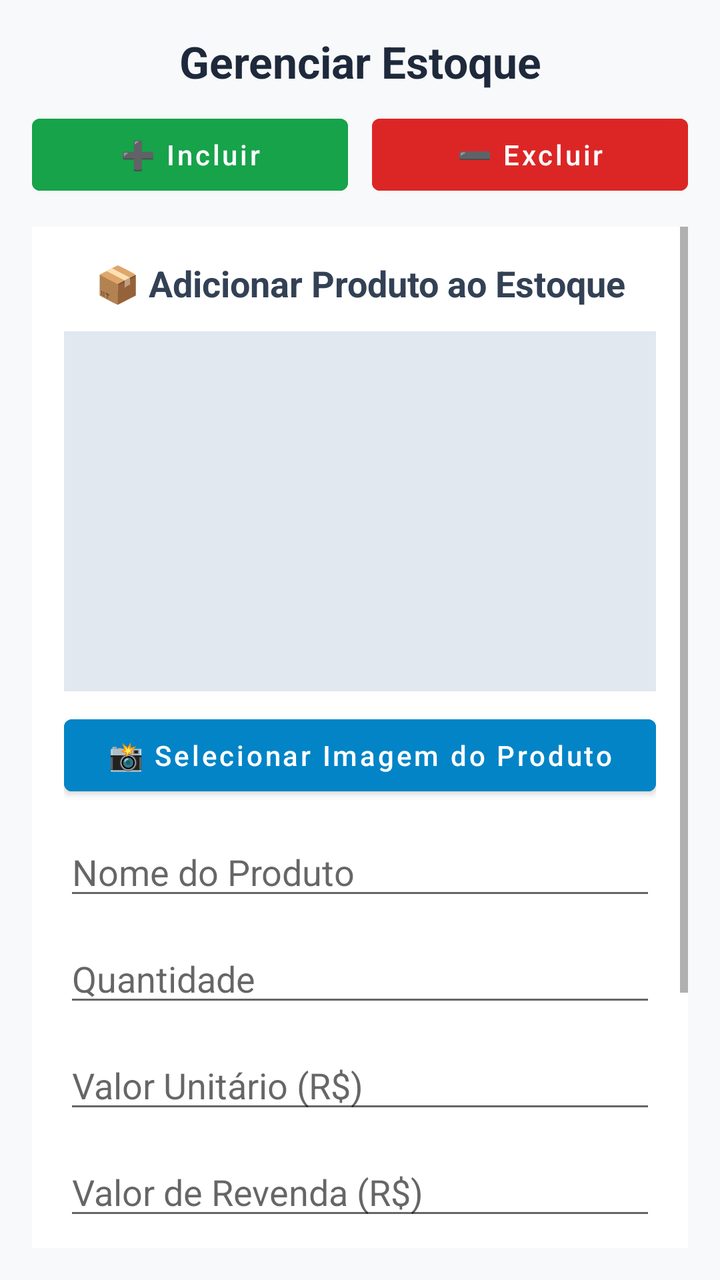
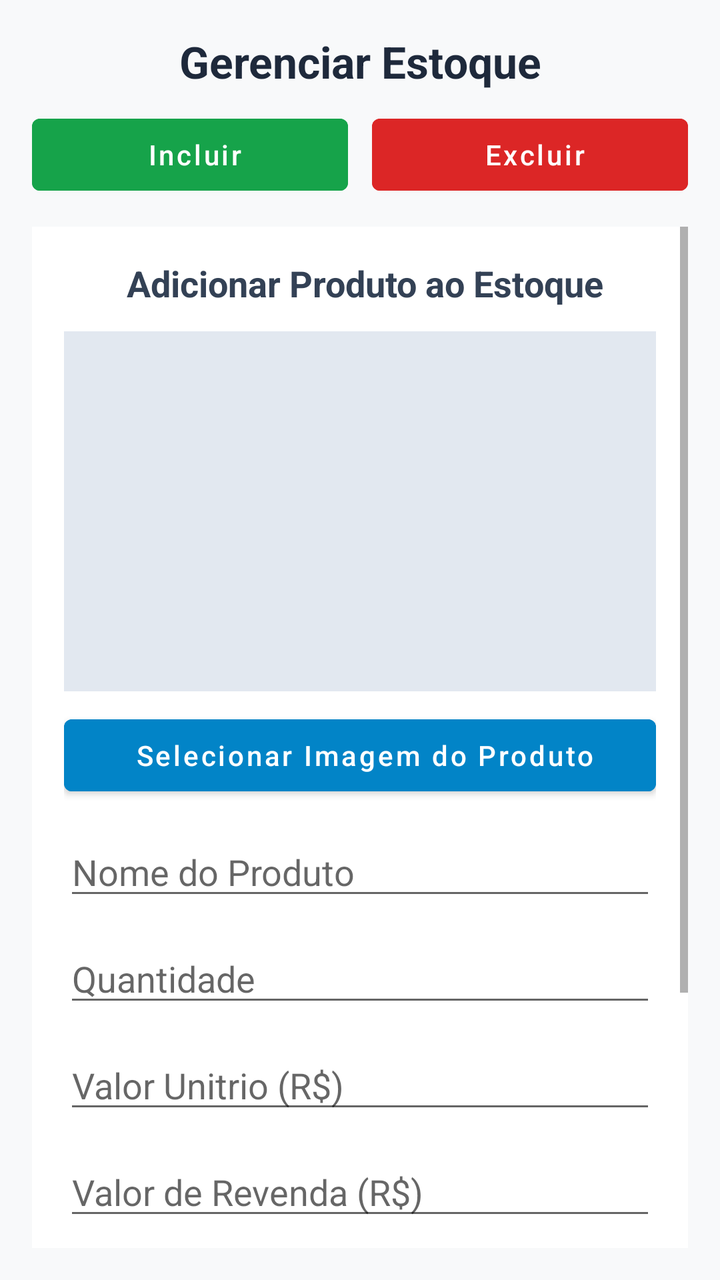

Screens rendered from an Android XML layout before and after an edit, with the pre-edit source and the edit as a unified diff.
<!-- AndroidManifest.xml: application theme Theme.COISABOA -->
<!-- res/layout/activity_gerenciar.xml -->
<?xml version="1.0" encoding="utf-8"?>
<LinearLayout xmlns:android="http://schemas.android.com/apk/res/android"
    android:id="@+id/rootGerenciar"
    android:layout_width="match_parent"
    android:layout_height="match_parent"
    android:orientation="vertical"
    android:background="#F8F9FA"
    android:padding="16dp">

    
    <TextView
        android:id="@+id/tvTitulo"
        android:layout_width="match_parent"
        android:layout_height="wrap_content"
        android:text="Gerenciar Estoque"
        android:textSize="22sp"
        android:textStyle="bold"
        android:textColor="#1E293B"
        android:gravity="center"
        android:paddingBottom="8dp" />

    
    <LinearLayout
        android:id="@+id/layoutModo"
        android:layout_width="match_parent"
        android:layout_height="wrap_content"
        android:orientation="horizontal"
        android:gravity="center"
        android:layout_marginBottom="12dp">

        <Button
            android:id="@+id/btnModoIncluir"
            android:layout_width="0dp"
            android:layout_height="wrap_content"
            android:layout_weight="1"
            android:text="➕ Incluir"
            android:textAllCaps="false"
            android:backgroundTint="#16A34A"
            android:textColor="#FFFFFF" />

        <Space
            android:layout_width="12dp"
            android:layout_height="wrap_content" />

        <Button
            android:id="@+id/btnModoExcluir"
            android:layout_width="0dp"
            android:layout_height="wrap_content"
            android:layout_weight="1"
            android:text="➖ Excluir"
            android:textAllCaps="false"
            android:backgroundTint="#DC2626"
            android:textColor="#FFFFFF" />
    </LinearLayout>

    
    <ScrollView
        android:id="@+id/scrollConteudo"
        android:layout_width="match_parent"
        android:layout_height="match_parent"
        android:fillViewport="true">

        <LinearLayout
            android:id="@+id/layoutDinamico"
            android:layout_width="match_parent"
            android:layout_height="wrap_content"
            android:orientation="vertical"
            android:padding="16dp"
            android:background="#FFFFFF"
            android:elevation="3dp"
            android:clipToPadding="false">

            
            <LinearLayout
                android:id="@+id/boxIncluir"
                android:layout_width="match_parent"
                android:layout_height="wrap_content"
                android:orientation="vertical">

                <TextView
                    android:layout_width="match_parent"
                    android:layout_height="wrap_content"
                    android:text="📦 Adicionar Produto ao Estoque"
                    android:textSize="18sp"
                    android:textStyle="bold"
                    android:textColor="#334155"
                    android:gravity="center_horizontal"
                    android:paddingBottom="12dp" />

                
                <ImageView
                    android:id="@+id/imgProduto"
                    android:layout_width="match_parent"
                    android:layout_height="180dp"
                    android:background="#E2E8F0"
                    android:scaleType="centerCrop"
                    android:contentDescription="Imagem do produto"
                    android:layout_marginBottom="8dp" />

                <Button
                    android:id="@+id/btnSelecionarImagemProduto"
                    android:layout_width="match_parent"
                    android:layout_height="wrap_content"
                    android:text="📸 Selecionar Imagem do Produto"
                    android:textAllCaps="false"
                    android:backgroundTint="#0284C7"
                    android:textColor="#FFFFFF" />

                
                <EditText
                    android:id="@+id/etNomeProduto"
                    android:layout_width="match_parent"
                    android:layout_height="wrap_content"
                    android:hint="Nome do Produto"
                    android:inputType="textCapWords"
                    android:layout_marginTop="12dp" />

                <EditText
                    android:id="@+id/etQuantidade"
                    android:layout_width="match_parent"
                    android:layout_height="wrap_content"
                    android:hint="Quantidade"
                    android:inputType="number"
                    android:layout_marginTop="12dp" />

                <EditText
                    android:id="@+id/etValorCusto"
                    android:layout_width="match_parent"
                    android:layout_height="wrap_content"
                    android:hint="Valor Unitário (R$)"
                    android:inputType="numberDecimal"
                    android:layout_marginTop="12dp" />

                <EditText
                    android:id="@+id/etValorRevenda"
                    android:layout_width="match_parent"
                    android:layout_height="wrap_content"
                    android:hint="Valor de Revenda (R$)"
                    android:inputType="numberDecimal"
                    android:layout_marginTop="12dp" />

                <EditText
                    android:id="@+id/etObsIncluir"
                    android:layout_width="match_parent"
                    android:layout_height="wrap_content"
                    android:hint="Observações"
                    android:inputType="textMultiLine"
                    android:minLines="3"
                    android:gravity="top"
                    android:layout_marginTop="12dp" />
            </LinearLayout>

            
            <LinearLayout
                android:id="@+id/boxExcluir"
                android:layout_width="match_parent"
                android:layout_height="wrap_content"
                android:orientation="vertical"
                android:visibility="gone">

                <TextView
                    android:layout_width="match_parent"
                    android:layout_height="wrap_content"
                    android:text="🗑️ Remover Produto do Estoque"
                    android:textSize="18sp"
                    android:textStyle="bold"
                    android:textColor="#991B1B"
                    android:gravity="center_horizontal"
                    android:paddingBottom="12dp" />

                <Button
                    android:id="@+id/btnSelecionarProduto"
                    android:layout_width="match_parent"
                    android:layout_height="wrap_content"
                    android:text="🔍 Selecionar Produto"
                    android:textAllCaps="false"
                    android:backgroundTint="#F97316"
                    android:textColor="#FFFFFF" />

                <ImageView
                    android:id="@+id/imgProdutoExcluir"
                    android:layout_width="match_parent"
                    android:layout_height="180dp"
                    android:background="#E2E8F0"
                    android:scaleType="centerCrop"
                    android:contentDescription="Imagem do produto"
                    android:layout_marginTop="12dp" />

                
                <TextView
                    android:id="@+id/tvEstoqueAtual"
                    android:layout_width="match_parent"
                    android:layout_height="wrap_content"
                    android:text="Estoque atual: —"
                    android:textSize="16sp"
                    android:textColor="#334155"
                    android:paddingTop="8dp"
                    android:paddingBottom="4dp"
                    android:gravity="center_horizontal" />

                <EditText
                    android:id="@+id/etQtdExcluir"
                    android:layout_width="match_parent"
                    android:layout_height="wrap_content"
                    android:hint="Quantidade a remover"
                    android:inputType="number"
                    android:layout_marginTop="12dp" />

                <EditText
                    android:id="@+id/etObsExcluir"
                    android:layout_width="match_parent"
                    android:layout_height="wrap_content"
                    android:hint="Motivo / Observações"
                    android:inputType="textMultiLine"
                    android:minLines="3"
                    android:gravity="top"
                    android:layout_marginTop="12dp" />
            </LinearLayout>

            
            <Button
                android:id="@+id/btnAcaoPrincipal"
                android:layout_width="match_parent"
                android:layout_height="wrap_content"
                android:text="💾 Adicionar ao Estoque"
                android:textAllCaps="false"
                android:backgroundTint="#16A34A"
                android:textColor="#FFFFFF"
                android:layout_marginTop="20dp" />
        </LinearLayout>
    </ScrollView>
</LinearLayout>
<!-- resources referenced by this layout -->
<resources>
  <style name="Theme.COISABOA" parent="Theme.MaterialComponents.DayNight.NoActionBar">
          <item name="colorPrimary">@color/purple_500</item>
          <item name="colorPrimaryVariant">@color/purple_700</item>
          <item name="colorSecondary">@color/teal_200</item>
          <item name="android:statusBarColor" tools:targetApi="l">?attr/colorPrimaryVariant</item>
      </style>
  <color name="purple_500">#6200EE</color>
  <color name="purple_700">#3700B3</color>
  <color name="teal_200">#03DAC5</color>
</resources>

<!-- the commit's change to res/layout/activity_gerenciar.xml (unified diff, before → after) -->
@@ -33,7 +33,7 @@
             android:layout_width="0dp"
             android:layout_height="wrap_content"
             android:layout_weight="1"
-            android:text="➕ Incluir"
+            android:text=" Incluir"
             android:textAllCaps="false"
             android:backgroundTint="#16A34A"
             android:textColor="#FFFFFF" />
@@ -47,7 +47,7 @@
             android:layout_width="0dp"
             android:layout_height="wrap_content"
             android:layout_weight="1"
-            android:text="➖ Excluir"
+            android:text=" Excluir"
             android:textAllCaps="false"
             android:backgroundTint="#DC2626"
             android:textColor="#FFFFFF" />
@@ -80,7 +80,7 @@
                 <TextView
                     android:layout_width="match_parent"
                     android:layout_height="wrap_content"
-                    android:text="📦 Adicionar Produto ao Estoque"
+                    android:text=" Adicionar Produto ao Estoque"
                     android:textSize="18sp"
                     android:textStyle="bold"
                     android:textColor="#334155"
@@ -101,7 +101,7 @@
                     android:id="@+id/btnSelecionarImagemProduto"
                     android:layout_width="match_parent"
                     android:layout_height="wrap_content"
-                    android:text="📸 Selecionar Imagem do Produto"
+                    android:text=" Selecionar Imagem do Produto"
                     android:textAllCaps="false"
                     android:backgroundTint="#0284C7"
                     android:textColor="#FFFFFF" />
@@ -127,7 +127,7 @@
                     android:id="@+id/etValorCusto"
                     android:layout_width="match_parent"
                     android:layout_height="wrap_content"
-                    android:hint="Valor Unitário (R$)"
+                    android:hint="Valor Unitrio (R$)"
                     android:inputType="numberDecimal"
                     android:layout_marginTop="12dp" />
 
@@ -143,7 +143,7 @@
                     android:id="@+id/etObsIncluir"
                     android:layout_width="match_parent"
                     android:layout_height="wrap_content"
-                    android:hint="Observações"
+                    android:hint="Observaes"
                     android:inputType="textMultiLine"
                     android:minLines="3"
                     android:gravity="top"
@@ -161,7 +161,7 @@
                 <TextView
                     android:layout_width="match_parent"
                     android:layout_height="wrap_content"
-                    android:text="🗑️ Remover Produto do Estoque"
+                    android:text=" Remover Produto do Estoque"
                     android:textSize="18sp"
                     android:textStyle="bold"
                     android:textColor="#991B1B"
@@ -172,7 +172,7 @@
                     android:id="@+id/btnSelecionarProduto"
                     android:layout_width="match_parent"
                     android:layout_height="wrap_content"
-                    android:text="🔍 Selecionar Produto"
+                    android:text=" Selecionar Produto"
                     android:textAllCaps="false"
                     android:backgroundTint="#F97316"
                     android:textColor="#FFFFFF" />
@@ -191,7 +191,7 @@
                     android:id="@+id/tvEstoqueAtual"
                     android:layout_width="match_parent"
                     android:layout_height="wrap_content"
-                    android:text="Estoque atual: —"
+                    android:text="Estoque atual: "
                     android:textSize="16sp"
                     android:textColor="#334155"
                     android:paddingTop="8dp"
@@ -210,7 +210,7 @@
                     android:id="@+id/etObsExcluir"
                     android:layout_width="match_parent"
                     android:layout_height="wrap_content"
-                    android:hint="Motivo / Observações"
+                    android:hint="Motivo / Observaes"
                     android:inputType="textMultiLine"
                     android:minLines="3"
                     android:gravity="top"
@@ -222,7 +222,7 @@
                 android:id="@+id/btnAcaoPrincipal"
                 android:layout_width="match_parent"
                 android:layout_height="wrap_content"
-                android:text="💾 Adicionar ao Estoque"
+                android:text=" Adicionar ao Estoque"
                 android:textAllCaps="false"
                 android:backgroundTint="#16A34A"
                 android:textColor="#FFFFFF"
